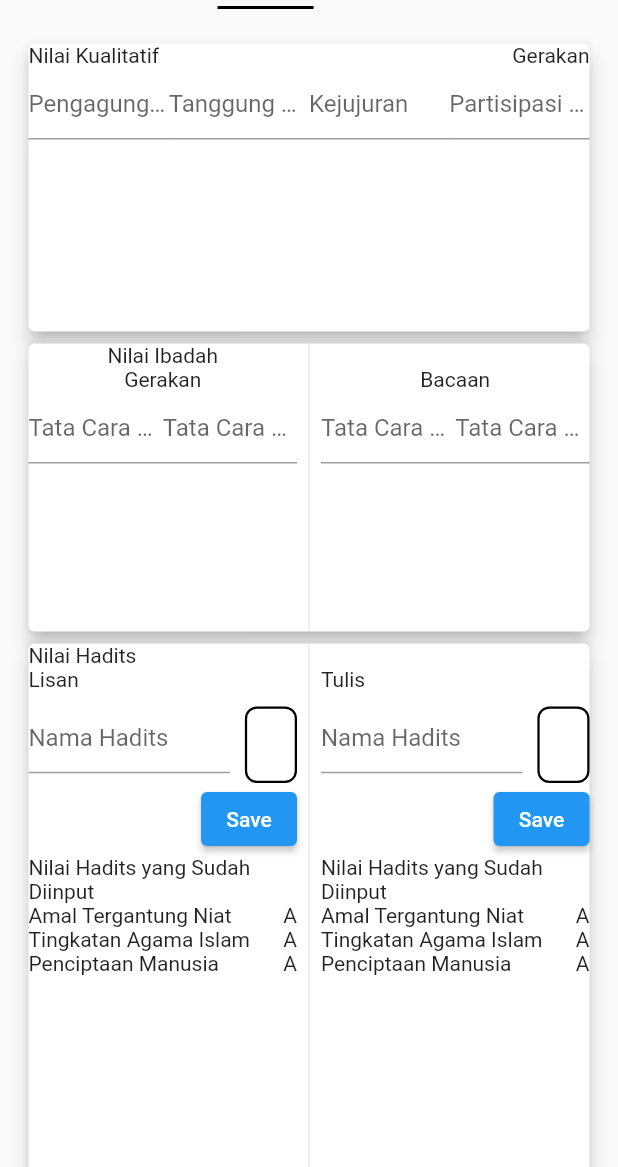
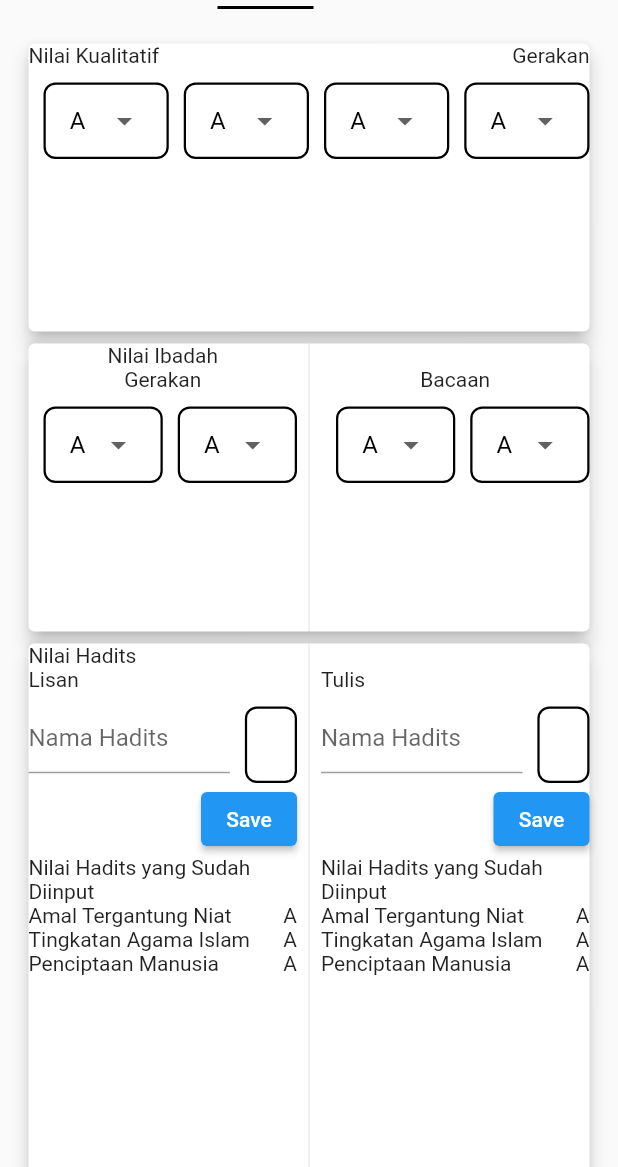
Before and after one commit to KukangSulap/dmc_sql, a Flutter app: the InputRaporPage screen opened directly, on a phone screen of 412 x 824 dp, the part 69-1236 px from its top. Run offline on Flutter 3.47's test engine with Material 2 defaults, Android fonts, the phone set to English and light mode, and no system bars; our stand-ins replace google_fonts; network calls fail.

Commit message:
ubah UI dari textfield ke dropdown (yang dibutuhkan) untuk input rapor

```diff
--- a/dmc_sql/lib/BagSiswa/BagInputNilai/inputRapor.dart
+++ b/dmc_sql/lib/BagSiswa/BagInputNilai/inputRapor.dart
@@ -5,7 +5,13 @@ import 'package:flutter/src/widgets/placeholder.dart';
 
 const List<String> listGrade = <String>['A', 'B', 'C'];
 
-List<List<String>> listNilaiHadits = [
+List<List<String>> listNilaiHadits2 = [
+  ['Amal Tergantung Niat', 'A'],
+  ['Tingkatan Agama Islam', 'A'],
+  ['Penciptaan Manusia', 'A'],
+];
+
+List<List<String>> listNilaiHadits1 = [
   ['Amal Tergantung Niat', 'A'],
   ['Tingkatan Agama Islam', 'A'],
   ['Penciptaan Manusia', 'A'],
@@ -19,6 +25,12 @@ List<List<String>> listNilaiTahfiz = [
   ['Juz 29', '97', "Mumtaz", "Tidak Tersertifikasi", "20 Halaman", "85%"],
 ];
 
+List<List<dynamic>> listKualitatif = [];
+List<List<dynamic>> listIbadah = [];
+List<List<dynamic>> listHadits = [];
+List<List<dynamic>> listQuran = [];
+List<List<dynamic>> listKehadiran = [];
+
 class InputRaporPage extends StatefulWidget {
   const InputRaporPage({super.key});
 
@@ -27,15 +39,19 @@ class InputRaporPage extends StatefulWidget {
 }
 
 class _InputRaporPageState extends State<InputRaporPage> {
-  TextEditingController _contKualitatif1 = TextEditingController();
-  TextEditingController _contKualitatif2 = TextEditingController();
-  TextEditingController _contKualitatif3 = TextEditingController();
-  TextEditingController _contKualitatif4 = TextEditingController();
+  String _selectedItemKualitatif1 = listGrade.first;
+  String _selectedItemKualitatif2 = listGrade.first;
+  String _selectedItemKualitatif3 = listGrade.first;
+  String _selectedItemKualitatif4 = listGrade.first;
 
   TextEditingController _contIbadah1 = TextEditingController();
   TextEditingController _contIbadah2 = TextEditingController();
   TextEditingController _contIbadah3 = TextEditingController();
   TextEditingController _contIbadah4 = TextEditingController();
+  String _selectedItemIbadah1 = listGrade.first;
+  String _selectedItemIbadah2 = listGrade.first;
+  String _selectedItemIbadah3 = listGrade.first;
+  String _selectedItemIbadah4 = listGrade.first;
 
   TextEditingController _contHadits1 = TextEditingController();
   TextEditingController _contHadits2 = TextEditingController();
@@ -58,9 +74,9 @@ class _InputRaporPageState extends State<InputRaporPage> {
   TextEditingController _contTahfiz3 = TextEditingController();
   String _selectedItemTahfiz = listStatus.first;
 
-  TextEditingController _conthifdzun1 = TextEditingController();
-  TextEditingController _conthifdzun2 = TextEditingController();
-  TextEditingController _conthifdzun3 = TextEditingController();
+  TextEditingController _conthifdzun = TextEditingController();
+  String _selectedItemHifdzun1 = listGrade.first;
+  String _selectedItemHifdzun2 = listGrade.first;
 
   TextEditingController _contHadir1 = TextEditingController();
   TextEditingController _contHadir2 = TextEditingController();
@@ -76,23 +92,11 @@ class _InputRaporPageState extends State<InputRaporPage> {
           padding: const EdgeInsets.all(15.0),
           child: Column(
             children: [
-              KualitatifSubPage(
-                  contKualitatif1: _contKualitatif1,
-                  contKualitatif2: _contKualitatif2,
-                  contKualitatif3: _contKualitatif3,
-                  contKualitatif4: _contKualitatif4),
-              IbadahSubPage(
-                  contIbadah1: _contIbadah1,
-                  contIbadah2: _contIbadah2,
-                  contIbadah3: _contIbadah3,
-                  contIbadah4: _contIbadah4),
+              kualitatifSubPage(),
+              ibadahSubPage(),
               haditsSubPage(),
               quranSubPage(),
-              KehadiranSubPage(
-                  contHadir1: _contHadir1,
-                  contHadir2: _contHadir2,
-                  contHadir3: _contHadir3,
-                  contHadir4: _contHadir4),
+              kehadiranSubPage(),
               Row(
                 mainAxisAlignment: MainAxisAlignment.spaceBetween,
                 children: [
@@ -107,6 +111,121 @@ class _InputRaporPageState extends State<InputRaporPage> {
               )
             ],
           ),
+        ),
+      ),
+    );
+  }
+
+  Container kualitatifSubPage() {
+    return Container(
+      height: 200,
+      child: Card(
+        elevation: 5,
+        child: Column(
+          children: [
+            Row(
+              mainAxisAlignment: MainAxisAlignment.spaceBetween,
+              children: const [Text("Nilai Kualitatif"), Text("Gerakan")],
+            ),
+            Row(
+              children: [
+                Expanded(
+                    child: DropDowns(listGrade, _selectedItemKualitatif1,
+                        (String? value) {
+                  setState(() {
+                    _selectedItemKualitatif1 = value!;
+                  });
+                })),
+                Expanded(
+                    child: DropDowns(listGrade, _selectedItemKualitatif2,
+                        (String? value) {
+                  setState(() {
+                    _selectedItemKualitatif2 = value!;
+                  });
+                })),
+                Expanded(
+                    child: DropDowns(listGrade, _selectedItemKualitatif3,
+                        (String? value) {
+                  setState(() {
+                    _selectedItemKualitatif3 = value!;
+                  });
+                })),
+                Expanded(
+                    child: DropDowns(listGrade, _selectedItemKualitatif4,
+                        (String? value) {
+                  setState(() {
+                    _selectedItemKualitatif4 = value!;
+                  });
+                })),
+              ],
+            )
+          ],
+        ),
+      ),
+    );
+  }
+
+  Container ibadahSubPage() {
+    return Container(
+      height: 200,
+      child: Card(
+        elevation: 5,
+        child: Row(
+          mainAxisAlignment: MainAxisAlignment.start,
+          children: [
+            Expanded(
+              child: Column(
+                children: [
+                  Text("Nilai Ibadah"),
+                  Text("Gerakan"),
+                  Row(
+                    children: [
+                      Expanded(
+                          child: DropDowns(listGrade, _selectedItemIbadah1,
+                              (String? value) {
+                        setState(() {
+                          _selectedItemIbadah1 = value!;
+                        });
+                      })),
+                      Expanded(
+                          child: DropDowns(listGrade, _selectedItemIbadah2,
+                              (String? value) {
+                        setState(() {
+                          _selectedItemIbadah2 = value!;
+                        });
+                      })),
+                    ],
+                  )
+                ],
+              ),
+            ),
+            const VerticalDivider(),
+            Expanded(
+                child: Column(
+              children: [
+                Text(""),
+                Text("Bacaan"),
+                Row(
+                  children: [
+                    Expanded(
+                        child: DropDowns(listGrade, _selectedItemIbadah3,
+                            (String? value) {
+                      setState(() {
+                        _selectedItemIbadah3 = value!;
+                      });
+                    })),
+                    Expanded(
+                        child: DropDowns(listGrade, _selectedItemIbadah4,
+                            (String? value) {
+                      setState(() {
+                        _selectedItemIbadah4 = value!;
+                      });
+                    })),
+                  ],
+                )
+              ],
+            ))
+          ],
         ),
       ),
     );
@@ -270,10 +389,11 @@ class _InputRaporPageState extends State<InputRaporPage> {
                       crossAxisAlignment: CrossAxisAlignment.start,
                       children: [
                         const Text("LISAN"),
-                        TextField(
-                          controller: _conthifdzun1,
-                          decoration: InputDecoration(hintText: "Al-Jazary"),
-                        ),
+                        DropDowns(listGrade, _selectedItemHifdzun1, (value) {
+                          setState(() {
+                            _selectedItemHifdzun1 = value!;
+                          });
+                        })
                       ],
                     )),
                     Expanded(
@@ -282,7 +402,7 @@ class _InputRaporPageState extends State<InputRaporPage> {
                       children: [
                         const Text("JUMLAH"),
                         TextField(
-                          controller: _conthifdzun2,
+                          controller: _conthifdzun,
                           decoration: InputDecoration(hintText: "Al-Jazary"),
                         ),
                       ],
@@ -292,10 +412,11 @@ class _InputRaporPageState extends State<InputRaporPage> {
                       crossAxisAlignment: CrossAxisAlignment.start,
                       children: [
                         const Text("TULIS"),
-                        TextField(
-                          controller: _conthifdzun3,
-                          decoration: InputDecoration(hintText: "Al-Jazary"),
-                        ),
+                        DropDowns(listGrade, _selectedItemHifdzun2, (value) {
+                          setState(() {
+                            _selectedItemHifdzun2 = value!;
+                          });
+                        })
                       ],
                     )),
                   ],
@@ -345,7 +466,12 @@ class _InputRaporPageState extends State<InputRaporPage> {
                       Align(
                         alignment: Alignment.centerRight,
                         child: ElevatedButton(
-                          onPressed: () {},
+                          onPressed: () {
+                            setState(() {
+                              listNilaiHadits1.add(
+                                  [_contHadits1.text, _selectedItemHadist1]);
+                            });
+                          },
                           child: Text("Save"),
                         ),
                       ),
@@ -353,10 +479,10 @@ class _InputRaporPageState extends State<InputRaporPage> {
                       Container(
                         height: 150,
                         child: ListView.builder(
-                            itemCount: listNilaiHadits.length,
+                            itemCount: listNilaiHadits1.length,
                             itemBuilder: (BuildContext context, int index) {
-                              String namaHadits = listNilaiHadits[index][0];
-                              String grade = listNilaiHadits[index][1];
+                              String namaHadits = listNilaiHadits1[index][0];
+                              String grade = listNilaiHadits1[index][1];
 
                               return Row(
                                 mainAxisAlignment:
@@ -405,10 +531,10 @@ class _InputRaporPageState extends State<InputRaporPage> {
                       Container(
                         height: 150,
                         child: ListView.builder(
-                            itemCount: listNilaiHadits.length,
+                            itemCount: listNilaiHadits2.length,
                             itemBuilder: (BuildContext context, int index) {
-                              String namaHadits = listNilaiHadits[index][0];
-                              String grade = listNilaiHadits[index][1];
+                              String namaHadits = listNilaiHadits2[index][0];
+                              String grade = listNilaiHadits2[index][1];
 
                               return Row(
                                 mainAxisAlignment:
@@ -467,10 +593,10 @@ class _InputRaporPageState extends State<InputRaporPage> {
                       Container(
                         height: 150,
                         child: ListView.builder(
-                            itemCount: listNilaiHadits.length,
+                            itemCount: listNilaiHadits2.length,
                             itemBuilder: (BuildContext context, int index) {
-                              String namaHadits = listNilaiHadits[index][0];
-                              String grade = listNilaiHadits[index][1];
+                              String namaHadits = listNilaiHadits2[index][0];
+                              String grade = listNilaiHadits2[index][1];
 
                               return Row(
                                 mainAxisAlignment:
@@ -519,10 +645,10 @@ class _InputRaporPageState extends State<InputRaporPage> {
                       Container(
                         height: 150,
                         child: ListView.builder(
-                            itemCount: listNilaiHadits.length,
+                            itemCount: listNilaiHadits2.length,
                             itemBuilder: (BuildContext context, int index) {
-                              String namaHadits = listNilaiHadits[index][0];
-                              String grade = listNilaiHadits[index][1];
+                              String namaHadits = listNilaiHadits2[index][0];
+                              String grade = listNilaiHadits2[index][1];
 
                               return Row(
                                 mainAxisAlignment:
@@ -541,27 +667,8 @@ class _InputRaporPageState extends State<InputRaporPage> {
       ],
     );
   }
-}
 
-class KehadiranSubPage extends StatelessWidget {
-  const KehadiranSubPage({
-    super.key,
-    required TextEditingController contHadir1,
-    required TextEditingController contHadir2,
-    required TextEditingController contHadir3,
-    required TextEditingController contHadir4,
-  })  : _contHadir1 = contHadir1,
-        _contHadir2 = contHadir2,
-        _contHadir3 = contHadir3,
-        _contHadir4 = contHadir4;
-
-  final TextEditingController _contHadir1;
-  final TextEditingController _contHadir2;
-  final TextEditingController _contHadir3;
-  final TextEditingController _contHadir4;
-
-  @override
-  Widget build(BuildContext context) {
+  Container kehadiranSubPage() {
     return Container(
       height: 200,
       child: Card(
@@ -601,152 +708,6 @@ class KehadiranSubPage extends StatelessWidget {
   }
 }
 
-class IbadahSubPage extends StatelessWidget {
-  const IbadahSubPage({
-    super.key,
-    required TextEditingController contIbadah1,
-    required TextEditingController contIbadah2,
-    required TextEditingController contIbadah3,
-    required TextEditingController contIbadah4,
-  })  : _contIbadah1 = contIbadah1,
-        _contIbadah2 = contIbadah2,
-        _contIbadah3 = contIbadah3,
-        _contIbadah4 = contIbadah4;
-
-  final TextEditingController _contIbadah1;
-  final TextEditingController _contIbadah2;
-  final TextEditingController _contIbadah3;
-  final TextEditingController _contIbadah4;
-
-  @override
-  Widget build(BuildContext context) {
-    return Container(
-      height: 200,
-      child: Card(
-        elevation: 5,
-        child: Row(
-          mainAxisAlignment: MainAxisAlignment.start,
-          children: [
-            Expanded(
-              child: Column(
-                children: [
-                  Text("Nilai Ibadah"),
-                  Text("Gerakan"),
-                  Row(
-                    children: [
-                      Expanded(
-                        child: TextField(
-                          controller: _contIbadah1,
-                          decoration:
-                              InputDecoration(hintText: "Tata Cara Wudhu"),
-                        ),
-                      ),
-                      Expanded(
-                          child: TextField(
-                        controller: _contIbadah2,
-                        decoration:
-                            InputDecoration(hintText: "Tata Cara Shalat"),
-                      )),
-                    ],
-                  )
-                ],
-              ),
-            ),
-            const VerticalDivider(),
-            Expanded(
-                child: Column(
-              children: [
-                Text(""),
-                Text("Bacaan"),
-                Row(
-                  children: [
-                    Expanded(
-                      child: TextField(
-                        controller: _contIbadah3,
-                        decoration:
-                            InputDecoration(hintText: "Tata Cara Wudhu"),
-                      ),
-                    ),
-                    Expanded(
-                        child: TextField(
-                      controller: _contIbadah4,
-                      decoration: InputDecoration(hintText: "Tata Cara Shalat"),
-                    )),
-                  ],
-                )
-              ],
-            ))
-          ],
-        ),
-      ),
-    );
-  }
-}
-
-class KualitatifSubPage extends StatelessWidget {
-  const KualitatifSubPage({
-    super.key,
-    required TextEditingController contKualitatif1,
-    required TextEditingController contKualitatif2,
-    required TextEditingController contKualitatif3,
-    required TextEditingController contKualitatif4,
-  })  : _contKualitatif1 = contKualitatif1,
-        _contKualitatif2 = contKualitatif2,
-        _contKualitatif3 = contKualitatif3,
-        _contKualitatif4 = contKualitatif4;
-
-  final TextEditingController _contKualitatif1;
-  final TextEditingController _contKualitatif2;
-  final TextEditingController _contKualitatif3;
-  final TextEditingController _contKualitatif4;
-
-  @override
-  Widget build(BuildContext context) {
-    return Container(
-      height: 200,
-      child: Card(
-        elevation: 5,
-        child: Column(
-          children: [
-            Row(
-              mainAxisAlignment: MainAxisAlignment.spaceBetween,
-              children: const [Text("Nilai Kualitatif"), Text("Gerakan")],
-            ),
-            Row(
-              children: [
-                Expanded(
-                  child: TextField(
-                    controller: _contKualitatif1,
-                    decoration:
-                        InputDecoration(hintText: "Pengagungan terhadap ilmi"),
-                  ),
-                ),
-                Expanded(
-                    child: TextField(
-                  controller: _contKualitatif2,
-                  decoration: InputDecoration(
-                      hintText: "Tanggung Jawab dan kemandirian"),
-                )),
-                Expanded(
-                    child: TextField(
-                  controller: _contKualitatif3,
-                  decoration: InputDecoration(hintText: "Kejujuran"),
-                )),
-                Expanded(
-                    child: TextField(
-                  controller: _contKualitatif4,
-                  decoration:
-                      InputDecoration(hintText: "Partisipasi dan manfaat"),
-                )),
-              ],
-            )
-          ],
-        ),
-      ),
-    );
-  }
-}
-
 Container DropDowns(
     List<String> list, String _selectedItem, ValueChanged<String?> onChanged) {
   return Container(
```
